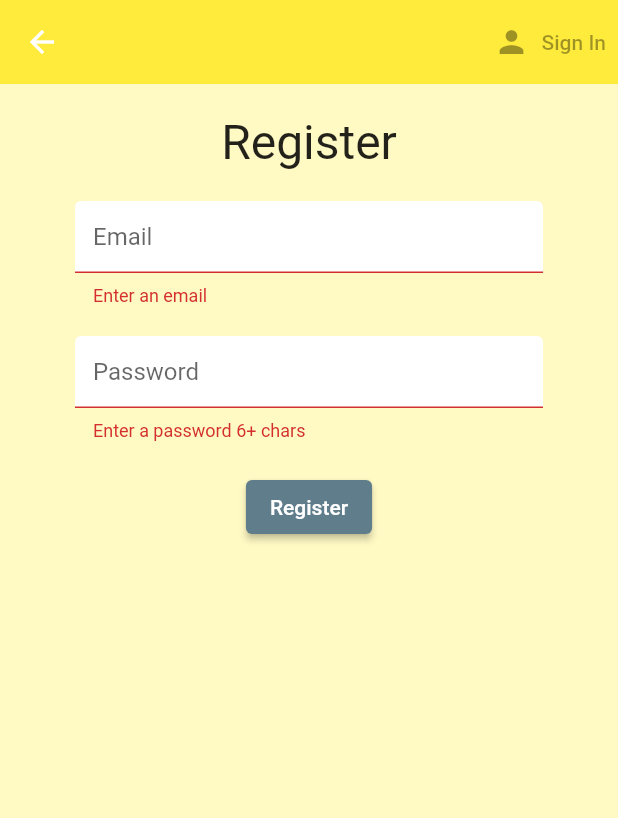
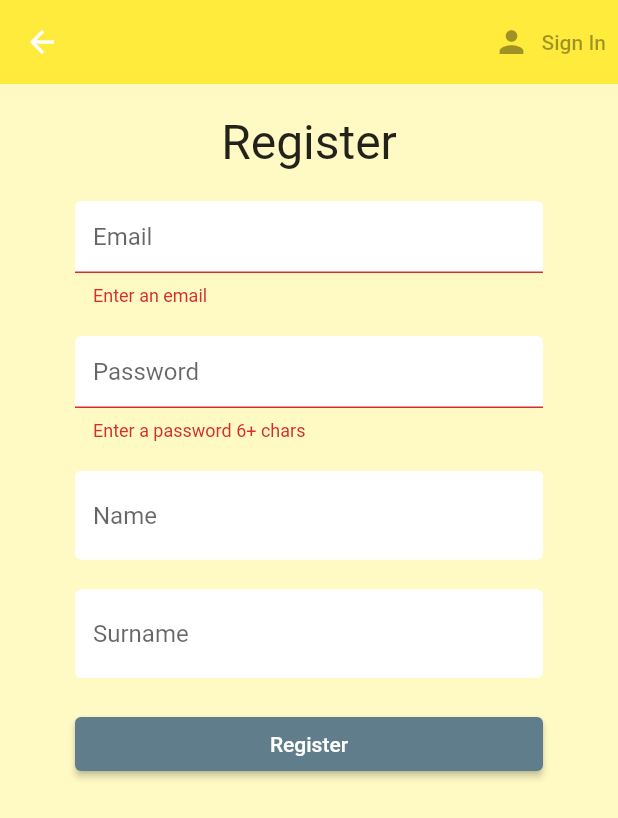
Before and after one commit to fabianrk52/deal, a Flutter app: the Register screen opened directly, after a tap on "Register", on a phone screen of 412 x 824 dp. Shown: the top 818 px of the screen. Run offline on Flutter 3.47's test engine with Material 2 defaults, Android fonts, the phone set to English and light mode, and no system bars; our stand-ins replace cloud_firestore, firebase_auth, firebase_core, flutter_spinkit; accounts and stored records are empty.

Commit message:
adding name and surname in register -> need to fix regEx

```diff
--- a/lib/screens/authenticate/register.dart
+++ b/lib/screens/authenticate/register.dart
@@ -19,6 +19,8 @@ class _RegisterState extends State<Register> {
 
   String email = '';
   String password = '';
+  String name = '';
+  String surname = '';
 
   String error = '';
   @override
@@ -42,11 +44,13 @@ class _RegisterState extends State<Register> {
                     vertical: 20.0, horizontal: 50.0),
                 child: Form(
                   key: _formkey,
-                  child: Column(
+                  child: ListView(
                     children: [
-                      const Text(
-                        "Register",
-                        style: TextStyle(fontSize: 32.0),
+                      const Center(
+                        child: Text(
+                          "Register",
+                          style: TextStyle(fontSize: 32.0),
+                        ),
                       ),
                       const SizedBox(height: 20.0),
                       TextFormField(
@@ -71,13 +75,35 @@ class _RegisterState extends State<Register> {
                         },
                       ),
                       const SizedBox(height: 20.0),
+                      TextFormField(
+                        decoration:
+                            textInputDecoration.copyWith(hintText: "Name"),
+                        validator: (val) => nameRegEx.hasMatch(val!)
+                            ? "Enter valid Name"
+                            : null,
+                        onChanged: (val) {
+                          setState(() => name = val);
+                        },
+                      ),
+                      const SizedBox(height: 20.0),
+                      TextFormField(
+                        decoration:
+                            textInputDecoration.copyWith(hintText: "Surname"),
+                        validator: (val) => nameRegEx.hasMatch(val!)
+                            ? "Enter valid Surname"
+                            : null,
+                        onChanged: (val) {
+                          setState(() => surname = val);
+                        },
+                      ),
+                      const SizedBox(height: 20.0),
                       ElevatedButton(
                           child: const Text("Register"),
                           onPressed: () async {
                             if (_formkey.currentState!.validate()) {
                               setState(() => loading = true);
-                              dynamic result =
-                                  await _auth.register(email, password);
+                              dynamic result = await _auth.register(
+                                  email, password, name, surname);
                               if (result == null) {
                                 setState(() {
                                   error = "Please supply a valid email";
--- a/lib/shared/constants.dart
+++ b/lib/shared/constants.dart
@@ -10,3 +10,7 @@ const textInputDecoration = InputDecoration(
     borderSide: BorderSide(color: Colors.yellow, width: 2.0),
   ),
 );
+
+RegExp nameRegEx = RegExp(
+  r"^([a-zA-Z]{2,}\s[a-zA-Z]{1,}'?-?[a-zA-Z]{2,}\s?([a-zA-Z]{1,})?)",
+);
```
Also changed, not shown: lib/services/database.dart (+14 -4 lines).
